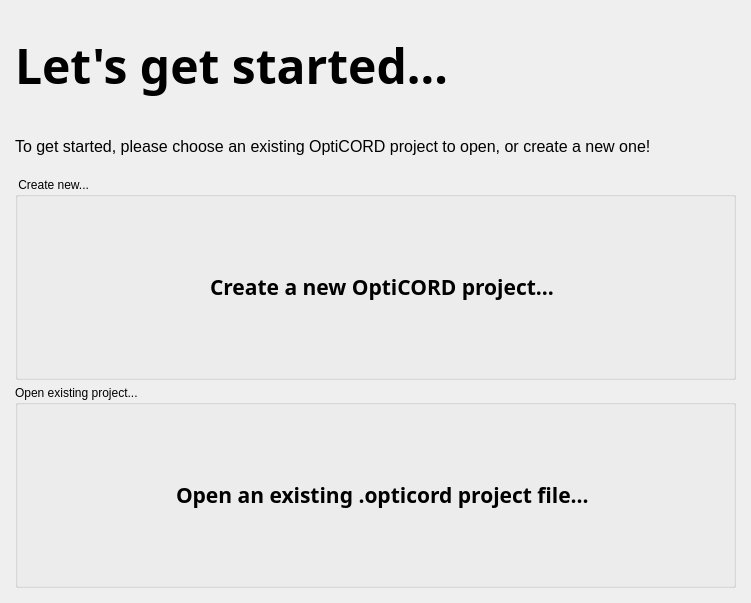
Old version of the form ui/welcome.ui in the repository ONS-RossGD/OptiCORD2.
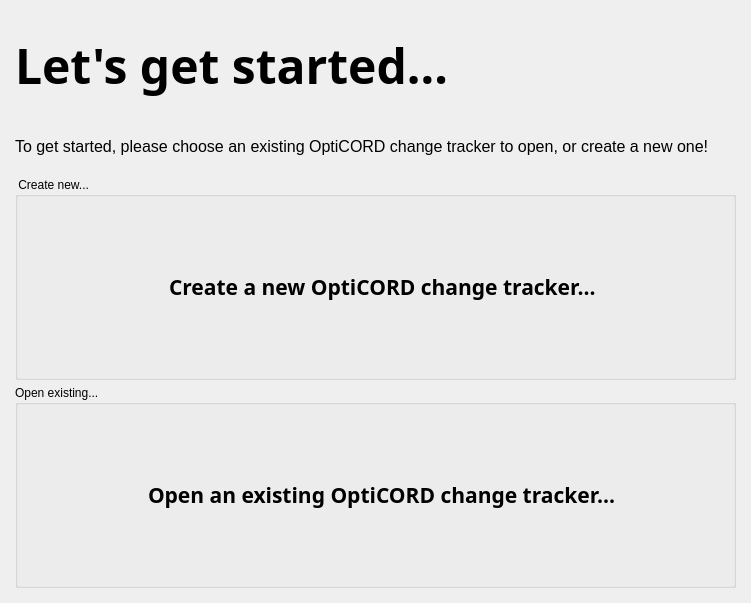
New version of the form. Icons and pictures are not drawn.

Commit message: Working welcome page with clickable and hover recognising QGroupBoxes

```diff
--- a/ui/welcome.ui
+++ b/ui/welcome.ui
@@ -67,7 +67,7 @@
       </font>
      </property>
      <property name="text">
-      <string>To get started, please choose an existing OptiCORD project to open, or create a new one!</string>
+      <string>To get started, please choose an existing OptiCORD change tracker to open, or create a new one!</string>
      </property>
      <property name="wordWrap">
       <bool>true</bool>
@@ -132,7 +132,7 @@
          </font>
         </property>
         <property name="text">
-         <string>Create a new OptiCORD project...</string>
+         <string>Create a new OptiCORD change tracker...</string>
         </property>
         <property name="alignment">
          <set>Qt::AlignLeading|Qt::AlignLeft|Qt::AlignVCenter</set>
@@ -164,7 +164,7 @@
       </sizepolicy>
      </property>
      <property name="title">
-      <string>Open existing project...</string>
+      <string>Open existing...</string>
      </property>
      <layout class="QHBoxLayout" name="open_group_layout">
       <item>
@@ -210,7 +210,7 @@
          </font>
         </property>
         <property name="text">
-         <string>Open an existing .opticord project file...</string>
+         <string>Open an existing OptiCORD change tracker...</string>
         </property>
         <property name="alignment">
          <set>Qt::AlignLeading|Qt::AlignLeft|Qt::AlignVCenter</set>
```
The commit also changes 10 other files.
